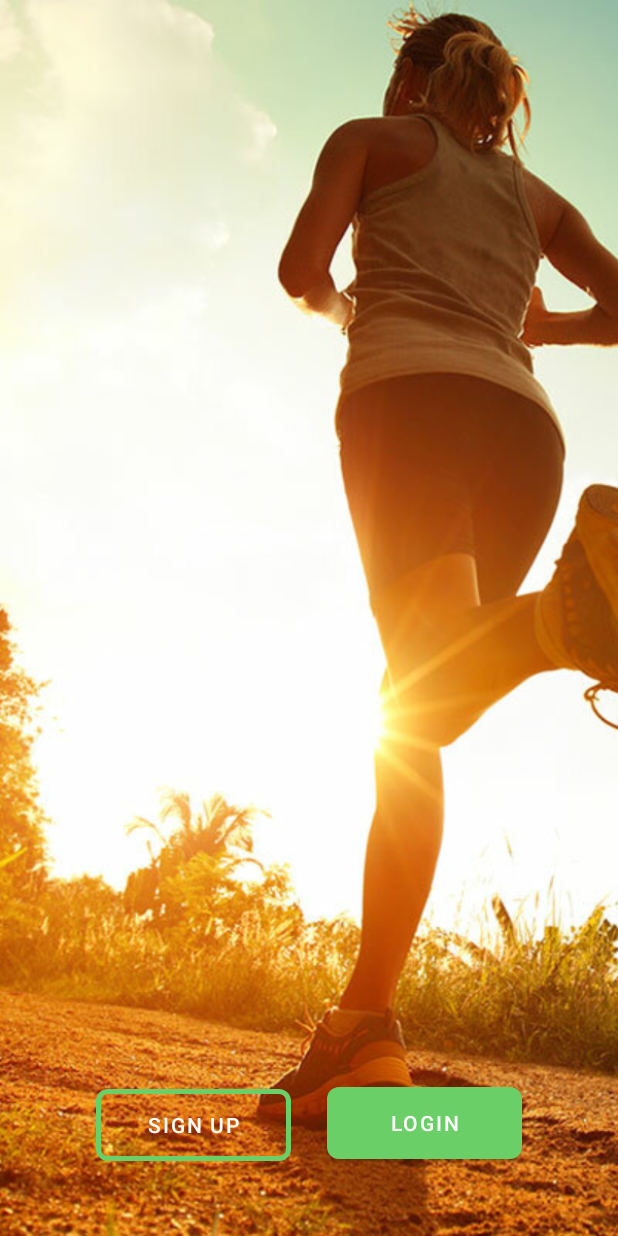
After one commit to katjasei/HelsinkiOutdoorActivities, an Android app: the layout fragment_first.xml on its own in the app's theme, with its tools: preview values and no code run, on a phone screen of 412 x 824 dp. The commit adds this screen. Run offline under Robolectric (Android 15) with nearby library versions, the phone set to English and light mode, and no system bars.

Commit message:
Add layout and controller files

```diff
--- /dev/null
+++ b/app/src/main/java/com/example/helsinkioutdooractivities/ui/auth/AuthActivity.kt
@@ -0,0 +1,4 @@
+package com.example.helsinkioutdooractivities.ui.auth
+
+class AuthActivity {
+}
--- /dev/null
+++ b/app/src/main/java/com/example/helsinkioutdooractivities/ui/auth/FirstFragment.kt
@@ -0,0 +1,4 @@
+package com.example.helsinkioutdooractivities.ui.auth
+
+class FirstFragment {
+}
--- /dev/null
+++ b/app/src/main/java/com/example/helsinkioutdooractivities/ui/auth/LoginFragment.kt
@@ -0,0 +1,4 @@
+package com.example.helsinkioutdooractivities.ui.auth
+
+class LoginFragment {
+}
--- /dev/null
+++ b/app/src/main/java/com/example/helsinkioutdooractivities/ui/auth/PermissionFragment.kt
@@ -0,0 +1,4 @@
+package com.example.helsinkioutdooractivities.ui.auth
+
+class PermissionFragment {
+}
--- /dev/null
+++ b/app/src/main/java/com/example/helsinkioutdooractivities/ui/auth/RegistrationFragment.kt
@@ -0,0 +1,4 @@
+package com.example.helsinkioutdooractivities.ui.auth
+
+class RegistrationFragment {
+}
--- /dev/null
+++ b/app/src/main/java/com/example/helsinkioutdooractivities/ui/auth/SplashScreenFragment.kt
@@ -0,0 +1,4 @@
+package com.example.helsinkioutdooractivities.ui.auth
+
+class SplashScreenFragment {
+}
--- /dev/null
+++ b/app/src/main/res/layout/activity_auth.xml
@@ -0,0 +1,6 @@
+<?xml version="1.0" encoding="utf-8"?>
+<FrameLayout
+    xmlns:android ="http://schemas.android.com/apk/res/android"
+    android:id="@+id/fragment_container"
+    android:layout_width= "match_parent"
+    android:layout_height= "match_parent" />
--- /dev/null
+++ b/app/src/main/res/layout/fragment_first.xml
@@ -0,0 +1,57 @@
+<?xml version="1.0" encoding="utf-8"?>
+<androidx.constraintlayout.widget.ConstraintLayout
+
+    xmlns:android="http://schemas.android.com/apk/res/android"
+    xmlns:app="http://schemas.android.com/apk/res-auto"
+    android:layout_width="match_parent"
+    android:layout_height="match_parent"
+    android:orientation="vertical">
+
+    <ImageView
+        android:id="@+id/background_picture"
+        android:layout_width="0dp"
+        android:layout_height="0dp"
+        android:contentDescription="@null"
+        android:scaleType="centerCrop"
+        android:src="@drawable/main_theme"
+        app:layout_constraintBottom_toBottomOf="parent"
+        app:layout_constraintEnd_toEndOf="parent"
+        app:layout_constraintHorizontal_bias="0.0"
+        app:layout_constraintStart_toStartOf="parent"
+        app:layout_constraintTop_toTopOf="parent"
+        app:layout_constraintVertical_bias="0.0" />
+
+    <com.google.android.material.button.MaterialButton
+        android:id="@+id/btn_sign_up"
+        style="@style/Widget.MaterialComponents.Button.OutlinedButton"
+        android:layout_width="130dp"
+        android:layout_height="60dp"
+        android:layout_marginStart="64dp"
+        android:layout_marginBottom="44dp"
+        android:contentDescription="@string/txt_sign_up"
+        android:text="@string/txt_sign_up"
+        android:textColor="#FFFFFF"
+        app:cornerRadius="8dp"
+        app:layout_constraintBottom_toBottomOf="parent"
+        app:layout_constraintEnd_toStartOf="@+id/btn_sign_in"
+        app:layout_constraintHorizontal_bias="0.0"
+        app:layout_constraintStart_toStartOf="parent"
+        app:strokeColor="@color/colorPrimary"
+        app:strokeWidth="3dp" />
+
+    <com.google.android.material.button.MaterialButton
+        android:id="@+id/btn_sign_in"
+        android:contentDescription="@string/txt_log_in"
+        style="@style/Widget.MaterialComponents.Button"
+        android:layout_width="130dp"
+        android:layout_height="60dp"
+        android:layout_marginEnd="64dp"
+        android:layout_marginBottom="45dp"
+        android:text="@string/txt_log_in"
+        android:textColor="#FFFFFF"
+        app:backgroundTint="@color/colorPrimary"
+        app:cornerRadius="8dp"
+        app:layout_constraintBottom_toBottomOf="parent"
+        app:layout_constraintEnd_toEndOf="parent" />
+
+</androidx.constraintlayout.widget.ConstraintLayout>
--- /dev/null
+++ b/app/src/main/res/layout/fragment_login.xml
@@ -0,0 +1,6 @@
+<?xml version="1.0" encoding="utf-8"?>
+<androidx.constraintlayout.widget.ConstraintLayout xmlns:android="http://schemas.android.com/apk/res/android"
+    android:layout_width="match_parent"
+    android:layout_height="match_parent">
+
+</androidx.constraintlayout.widget.ConstraintLayout>
--- /dev/null
+++ b/app/src/main/res/layout/fragment_permission.xml
@@ -0,0 +1,6 @@
+<?xml version="1.0" encoding="utf-8"?>
+<androidx.constraintlayout.widget.ConstraintLayout xmlns:android="http://schemas.android.com/apk/res/android"
+    android:layout_width="match_parent"
+    android:layout_height="match_parent">
+
+</androidx.constraintlayout.widget.ConstraintLayout>
--- /dev/null
+++ b/app/src/main/res/layout/fragment_registration.xml
@@ -0,0 +1,6 @@
+<?xml version="1.0" encoding="utf-8"?>
+<androidx.constraintlayout.widget.ConstraintLayout xmlns:android="http://schemas.android.com/apk/res/android"
+    android:layout_width="match_parent"
+    android:layout_height="match_parent">
+
+</androidx.constraintlayout.widget.ConstraintLayout>
--- /dev/null
+++ b/app/src/main/res/layout/fragment_splash.xml
@@ -0,0 +1,6 @@
+<?xml version="1.0" encoding="utf-8"?>
+<androidx.constraintlayout.widget.ConstraintLayout xmlns:android="http://schemas.android.com/apk/res/android"
+    android:layout_width="match_parent"
+    android:layout_height="match_parent">
+
+</androidx.constraintlayout.widget.ConstraintLayout>
--- a/app/src/main/res/values/colors.xml
+++ b/app/src/main/res/values/colors.xml
@@ -1,10 +1,8 @@
 <?xml version="1.0" encoding="utf-8"?>
 <resources>
-    <color name="purple_200">#FFBB86FC</color>
-    <color name="purple_500">#FF6200EE</color>
-    <color name="purple_700">#FF3700B3</color>
-    <color name="teal_200">#FF03DAC5</color>
-    <color name="teal_700">#FF018786</color>
-    <color name="black">#FF000000</color>
-    <color name="white">#FFFFFFFF</color>
+    <color name="colorPrimary">#6BCF68</color>
+    <color name="colorPrimaryDark">#52c7b8</color>
+    <color name="colorAccent">#00675b</color>
+    <color name="white">#FFFFFF</color>
+    <color name="textBlack">#202020</color>
 </resources>
--- a/app/src/main/res/values/strings.xml
+++ b/app/src/main/res/values/strings.xml
@@ -1,3 +1,8 @@
 <resources>
     <string name="app_name">Helsinki Outdoor Activities</string>
+    <string name="txt_sign_up">SIGN UP</string>
+    <string name="txt_log_in">LOGIN</string>
+    <string name="txt_user_name">Username</string>
+    <string name="txt_password">Password</string>
+    <string name="txt_confirm_password">Confirm password</string>
 </resources>
```
Also changed, not shown: app/src/main/res/drawable/main_theme.jpg (added).
